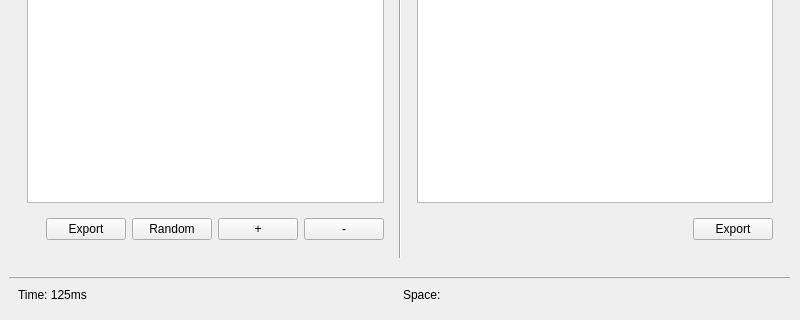
Before: the Qt Designer form UIDesign/mainwindow.ui in HT0710/CSD301_Group-1_Knapsack-problem, drawn with Qt 5; both pictures show x 0 to 800 and y 280 to 600 of the 800 by 600 pixel window.
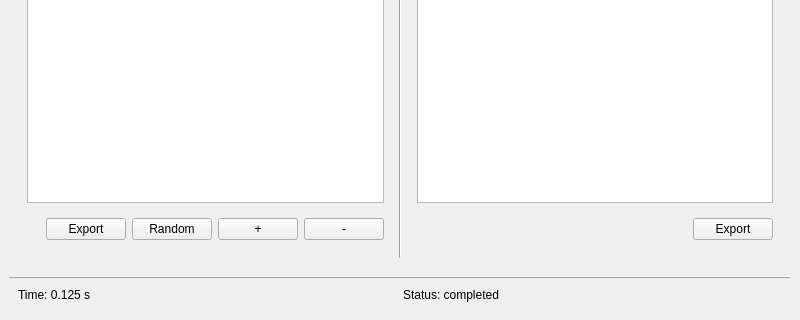
After: the same form once the commit is applied. Icons and pictures are not drawn.

Patch:
```diff
--- a/UIDesign/mainwindow.ui
+++ b/UIDesign/mainwindow.ui
@@ -456,7 +456,7 @@
           <bool>true</bool>
          </property>
          <property name="text">
-          <string>Time: 125ms</string>
+          <string>Time: 0.125 s</string>
          </property>
         </widget>
        </item>
@@ -466,7 +466,7 @@
           <bool>true</bool>
          </property>
          <property name="text">
-          <string>Space: </string>
+          <string>Status: completed</string>
          </property>
         </widget>
        </item>
```
Left out of the diff: 2 changed lines with no effect on the pictures.
